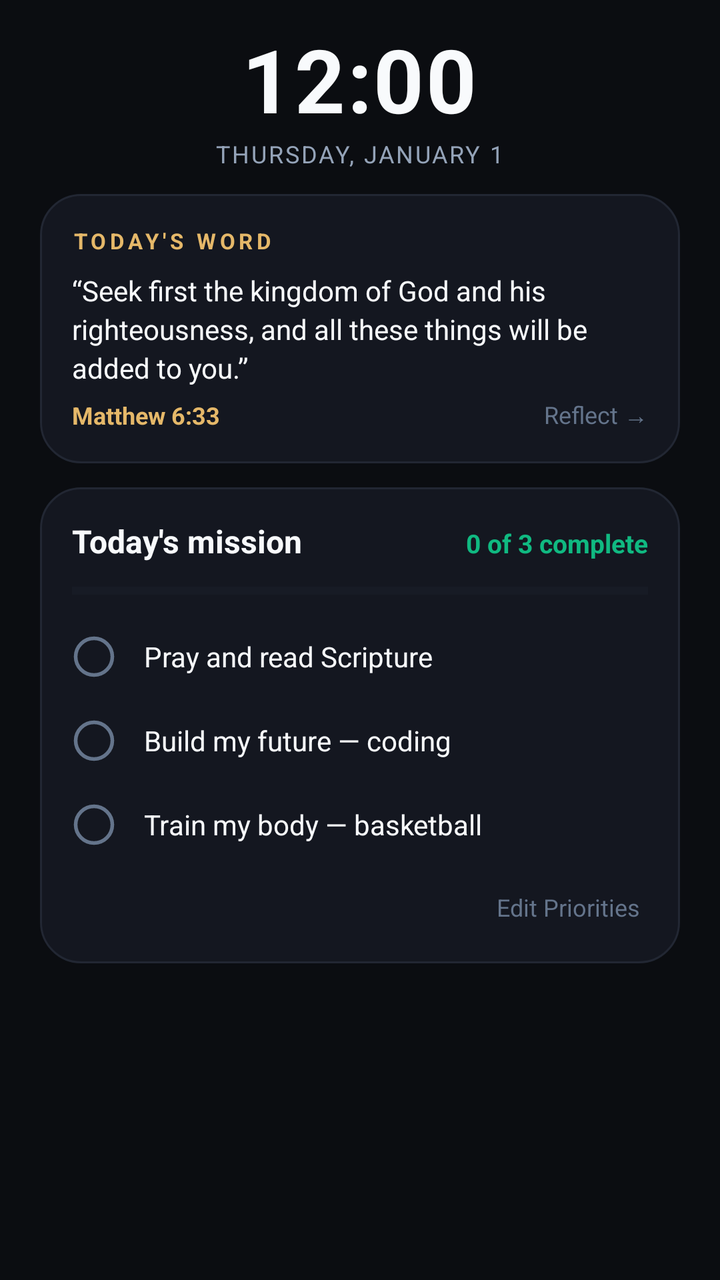
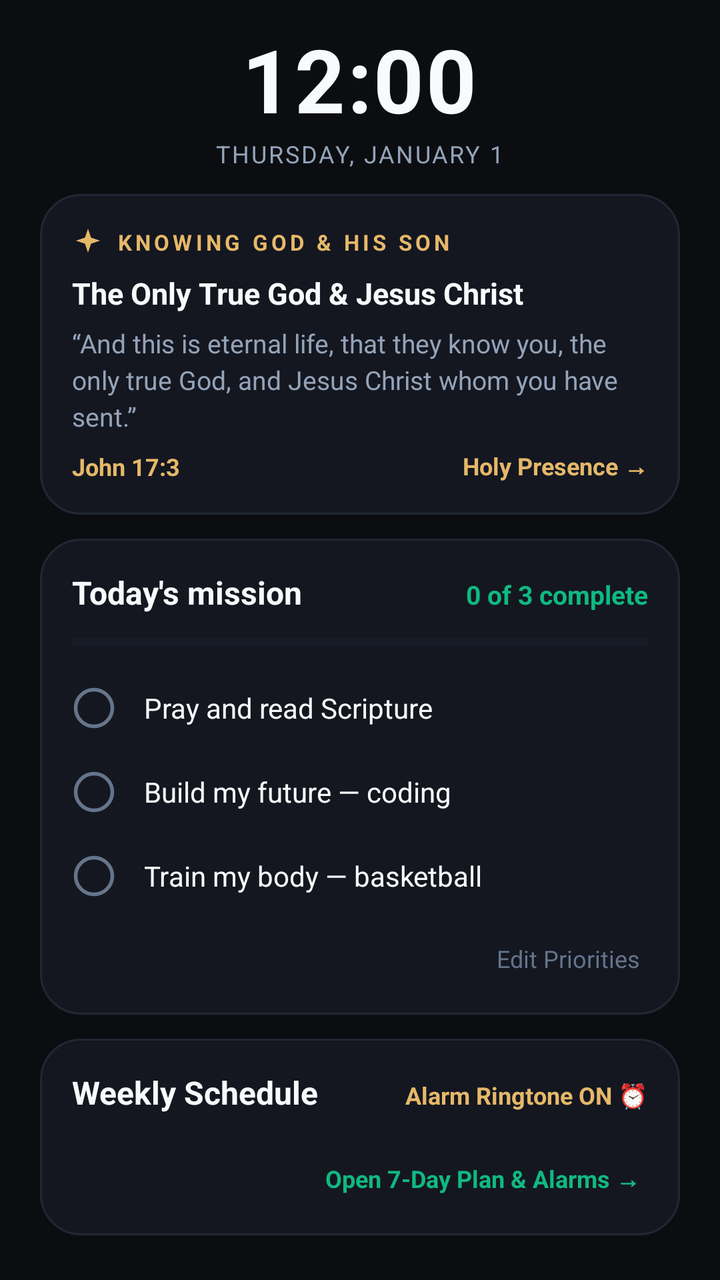

Screens rendered from an Android XML layout before and after an edit, with the pre-edit source and the edit as a unified diff.
<!-- AndroidManifest.xml: application theme Theme.NYIRABYOLife -->
<!-- res/layout/page_home_daily.xml -->
<?xml version="1.0" encoding="utf-8"?>
<androidx.core.widget.NestedScrollView xmlns:android="http://schemas.android.com/apk/res/android"
    xmlns:app="http://schemas.android.com/apk/res-auto"
    android:layout_width="match_parent"
    android:layout_height="match_parent"
    android:fillViewport="true"
    android:overScrollMode="never"
    android:scrollbars="none">

    <LinearLayout
        android:layout_width="match_parent"
        android:layout_height="wrap_content"
        android:orientation="vertical"
        android:paddingHorizontal="20dp"
        android:paddingTop="8dp"
        android:paddingBottom="24dp">

        
        <LinearLayout
            android:layout_width="match_parent"
            android:layout_height="wrap_content"
            android:orientation="vertical"
            android:gravity="center"
            android:layout_marginTop="2dp"
            android:layout_marginBottom="12dp">

            <TextClock
                android:id="@+id/textClockTime"
                android:layout_width="wrap_content"
                android:layout_height="wrap_content"
                android:format12Hour="hh:mm"
                android:format24Hour="HH:mm"
                android:textColor="@color/text_primary"
                android:textSize="44sp"
                android:textStyle="bold"
                android:letterSpacing="0.02" />

            <TextClock
                android:id="@+id/textClockDate"
                android:layout_width="wrap_content"
                android:layout_height="wrap_content"
                android:format12Hour="EEEE, MMMM d"
                android:format24Hour="EEEE, MMMM d"
                android:textColor="@color/text_secondary"
                android:textSize="12sp"
                android:letterSpacing="0.08"
                android:textAllCaps="true" />
        </LinearLayout>

        
        <androidx.constraintlayout.widget.ConstraintLayout
            android:id="@+id/cardTodayWord"
            android:layout_width="match_parent"
            android:layout_height="wrap_content"
            android:background="@drawable/card_background"
            android:padding="16dp"
            android:layout_marginBottom="12dp"
            android:foreground="?attr/selectableItemBackground">

            <TextView
                android:id="@+id/lblWordBadge"
                android:layout_width="wrap_content"
                android:layout_height="wrap_content"
                android:text="TODAY'S WORD"
                android:textColor="@color/gold_primary"
                android:textSize="11sp"
                android:textStyle="bold"
                android:letterSpacing="0.18"
                app:layout_constraintTop_toTopOf="parent"
                app:layout_constraintStart_toStartOf="parent" />

            <TextView
                android:id="@+id/tvVerseText"
                android:layout_width="0dp"
                android:layout_height="wrap_content"
                android:layout_marginTop="8dp"
                android:text="“Seek first the kingdom of God and his righteousness, and all these things will be added to you.”"
                android:textColor="@color/text_primary"
                android:textSize="14sp"
                android:lineSpacingExtra="3dp"
                android:textStyle="normal"
                app:layout_constraintTop_toBottomOf="@id/lblWordBadge"
                app:layout_constraintStart_toStartOf="parent"
                app:layout_constraintEnd_toEndOf="parent" />

            <TextView
                android:id="@+id/tvVerseRef"
                android:layout_width="wrap_content"
                android:layout_height="wrap_content"
                android:layout_marginTop="6dp"
                android:text="Matthew 6:33"
                android:textColor="@color/gold_primary"
                android:textSize="12sp"
                android:textStyle="bold"
                app:layout_constraintTop_toBottomOf="@id/tvVerseText"
                app:layout_constraintStart_toStartOf="parent" />

            <TextView
                android:id="@+id/tvReflectPrompt"
                android:layout_width="wrap_content"
                android:layout_height="wrap_content"
                android:text="Reflect →"
                android:textColor="@color/text_tertiary"
                android:textSize="12sp"
                app:layout_constraintBottom_toBottomOf="@id/tvVerseRef"
                app:layout_constraintEnd_toEndOf="parent" />
        </androidx.constraintlayout.widget.ConstraintLayout>

        
        <androidx.constraintlayout.widget.ConstraintLayout
            android:id="@+id/cardTodayMission"
            android:layout_width="match_parent"
            android:layout_height="wrap_content"
            android:background="@drawable/card_background"
            android:padding="16dp"
            android:layout_marginBottom="12dp">

            <TextView
                android:id="@+id/lblMissionHeader"
                android:layout_width="wrap_content"
                android:layout_height="wrap_content"
                android:text="Today's mission"
                android:textColor="@color/text_primary"
                android:textSize="16sp"
                android:textStyle="bold"
                app:layout_constraintTop_toTopOf="parent"
                app:layout_constraintStart_toStartOf="parent" />

            <TextView
                android:id="@+id/tvMissionCounter"
                android:layout_width="wrap_content"
                android:layout_height="wrap_content"
                android:text="0 of 3 complete"
                android:textColor="@color/emerald_accent"
                android:textSize="13sp"
                android:textStyle="bold"
                app:layout_constraintBaseline_toBaselineOf="@id/lblMissionHeader"
                app:layout_constraintEnd_toEndOf="parent" />

            
            <ProgressBar
                android:id="@+id/progressBarMissions"
                style="?android:attr/progressBarStyleHorizontal"
                android:layout_width="0dp"
                android:layout_height="4dp"
                android:layout_marginTop="12dp"
                android:max="3"
                android:progress="0"
                android:progressTint="@color/emerald_accent"
                android:progressBackgroundTint="@color/border_subtle"
                app:layout_constraintTop_toBottomOf="@id/lblMissionHeader"
                app:layout_constraintStart_toStartOf="parent"
                app:layout_constraintEnd_toEndOf="parent" />

            
            <LinearLayout
                android:id="@+id/rowMission1"
                android:layout_width="match_parent"
                android:layout_height="wrap_content"
                android:orientation="horizontal"
                android:gravity="center_vertical"
                android:paddingVertical="10dp"
                android:layout_marginTop="10dp"
                android:foreground="?attr/selectableItemBackground"
                app:layout_constraintTop_toBottomOf="@id/progressBarMissions">

                <ImageView
                    android:id="@+id/ivCheck1"
                    android:layout_width="22dp"
                    android:layout_height="22dp"
                    android:src="@drawable/ic_circle_outline"
                    app:tint="@color/text_tertiary"
                    android:contentDescription="Check" />

                <TextView
                    android:id="@+id/tvMissionTitle1"
                    android:layout_width="0dp"
                    android:layout_height="wrap_content"
                    android:layout_weight="1"
                    android:layout_marginStart="14dp"
                    android:text="Pray and read Scripture"
                    android:textColor="@color/text_primary"
                    android:textSize="14sp" />
            </LinearLayout>

            
            <LinearLayout
                android:id="@+id/rowMission2"
                android:layout_width="match_parent"
                android:layout_height="wrap_content"
                android:orientation="horizontal"
                android:gravity="center_vertical"
                android:paddingVertical="10dp"
                android:foreground="?attr/selectableItemBackground"
                app:layout_constraintTop_toBottomOf="@id/rowMission1">

                <ImageView
                    android:id="@+id/ivCheck2"
                    android:layout_width="22dp"
                    android:layout_height="22dp"
                    android:src="@drawable/ic_circle_outline"
                    app:tint="@color/text_tertiary"
                    android:contentDescription="Check" />

                <TextView
                    android:id="@+id/tvMissionTitle2"
                    android:layout_width="0dp"
                    android:layout_height="wrap_content"
                    android:layout_weight="1"
                    android:layout_marginStart="14dp"
                    android:text="Build my future — coding"
                    android:textColor="@color/text_primary"
                    android:textSize="14sp" />
            </LinearLayout>

            
            <LinearLayout
                android:id="@+id/rowMission3"
                android:layout_width="match_parent"
                android:layout_height="wrap_content"
                android:orientation="horizontal"
                android:gravity="center_vertical"
                android:paddingVertical="10dp"
                android:foreground="?attr/selectableItemBackground"
                app:layout_constraintTop_toBottomOf="@id/rowMission2">

                <ImageView
                    android:id="@+id/ivCheck3"
                    android:layout_width="22dp"
                    android:layout_height="22dp"
                    android:src="@drawable/ic_circle_outline"
                    app:tint="@color/text_tertiary"
                    android:contentDescription="Check" />

                <TextView
                    android:id="@+id/tvMissionTitle3"
                    android:layout_width="0dp"
                    android:layout_height="wrap_content"
                    android:layout_weight="1"
                    android:layout_marginStart="14dp"
                    android:text="Train my body — basketball"
                    android:textColor="@color/text_primary"
                    android:textSize="14sp" />
            </LinearLayout>

            <TextView
                android:id="@+id/btnEditMissions"
                android:layout_width="wrap_content"
                android:layout_height="wrap_content"
                android:layout_marginTop="8dp"
                android:text="Edit Priorities"
                android:textColor="@color/text_tertiary"
                android:textSize="12sp"
                android:padding="4dp"
                app:layout_constraintTop_toBottomOf="@id/rowMission3"
                app:layout_constraintEnd_toEndOf="parent" />
        </androidx.constraintlayout.widget.ConstraintLayout>

    </LinearLayout>
</androidx.core.widget.NestedScrollView>
<!-- resources referenced by this layout -->
<resources>
  <color name="border_subtle">#222733</color>
  <color name="emerald_accent">#10B981</color>
  <color name="gold_primary">#E5B869</color>
  <color name="text_primary">#F8FAFC</color>
  <color name="text_secondary">#94A3B8</color>
  <color name="text_tertiary">#64748B</color>
  <!-- drawable card_background (drawable) -->
  <?xml version="1.0" encoding="utf-8"?>
  <shape xmlns:android="http://schemas.android.com/apk/res/android"
      android:shape="rectangle">
      <corners android:radius="20dp" />
      <solid android:color="@color/bg_card" />
      <stroke
          android:width="1dp"
          android:color="@color/border_subtle" />
  </shape>
  <!-- drawable ic_circle_outline (drawable) -->
  <vector xmlns:android="http://schemas.android.com/apk/res/android"
      android:width="24dp"
      android:height="24dp"
      android:viewportWidth="24"
      android:viewportHeight="24">
    <path
        android:strokeColor="@color/text_tertiary"
        android:strokeWidth="2"
        android:pathData="M12,2A10,10 0 1,0 12,22A10,10 0 1,0 12,2Z"/>
  </vector>
  <style name="Theme.NYIRABYOLife" parent="Theme.MaterialComponents.DayNight.NoActionBar">
          <item name="colorPrimary">@color/gold_primary</item>
          <item name="colorPrimaryVariant">@color/gold_dark</item>
          <item name="colorOnPrimary">@color/bg_dark</item>
          <item name="colorSecondary">@color/emerald_accent</item>
          <item name="colorSecondaryVariant">@color/emerald_dark</item>
          <item name="colorOnSecondary">@color/white</item>
          <item name="android:colorBackground">@color/bg_dark</item>
          <item name="colorSurface">@color/bg_card</item>
          <item name="colorOnSurface">@color/text_primary</item>
          <item name="android:statusBarColor">@color/bg_dark</item>
          <item name="android:navigationBarColor">@color/bg_dark</item>
          <item name="android:windowLightStatusBar" tools:targetApi="m">false</item>
          <item name="android:windowLightNavigationBar" tools:targetApi="o_mr1">false</item>
      </style>
  <color name="bg_card">#141720</color>
  <color name="gold_dark">#B88E3E</color>
  <color name="bg_dark">#0B0D11</color>
  <color name="emerald_dark">#059669</color>
  <color name="white">#FFFFFFFF</color>
</resources>

<!-- the commit's change to res/layout/page_home_daily.xml (unified diff, before → after) -->
@@ -57,38 +57,62 @@
             android:layout_marginBottom="12dp"
             android:foreground="?attr/selectableItemBackground">
 
+            <ImageView
+                android:id="@+id/ivSparkleGod"
+                android:layout_width="16dp"
+                android:layout_height="16dp"
+                android:src="@drawable/ic_sparkle"
+                app:tint="@color/gold_primary"
+                android:contentDescription="Celestial Light"
+                app:layout_constraintTop_toTopOf="parent"
+                app:layout_constraintStart_toStartOf="parent" />
+
             <TextView
                 android:id="@+id/lblWordBadge"
                 android:layout_width="wrap_content"
                 android:layout_height="wrap_content"
-                android:text="TODAY'S WORD"
+                android:layout_marginStart="6dp"
+                android:text="KNOWING GOD &amp; HIS SON"
                 android:textColor="@color/gold_primary"
                 android:textSize="11sp"
                 android:textStyle="bold"
-                android:letterSpacing="0.18"
-                app:layout_constraintTop_toTopOf="parent"
-                app:layout_constraintStart_toStartOf="parent" />
+                android:letterSpacing="0.16"
+                app:layout_constraintTop_toTopOf="@id/ivSparkleGod"
+                app:layout_constraintBottom_toBottomOf="@id/ivSparkleGod"
+                app:layout_constraintStart_toEndOf="@id/ivSparkleGod" />
+
+            <TextView
+                android:id="@+id/tvRevelationTitle"
+                android:layout_width="0dp"
+                android:layout_height="wrap_content"
+                android:layout_marginTop="8dp"
+                android:text="The Only True God &amp; Jesus Christ"
+                android:textColor="@color/text_primary"
+                android:textSize="15sp"
+                android:textStyle="bold"
+                app:layout_constraintTop_toBottomOf="@id/lblWordBadge"
+                app:layout_constraintStart_toStartOf="parent"
+                app:layout_constraintEnd_toEndOf="parent" />
 
             <TextView
                 android:id="@+id/tvVerseText"
                 android:layout_width="0dp"
                 android:layout_height="wrap_content"
+                android:layout_marginTop="6dp"
+                android:text="“And this is eternal life, that they know you, the only true God, and Jesus Christ whom you have sent.”"
+                android:textColor="@color/text_secondary"
+                android:textSize="13sp"
+                android:lineSpacingExtra="3dp"
+                app:layout_constraintTop_toBottomOf="@id/tvRevelationTitle"
+                app:layout_constraintStart_toStartOf="parent"
+                app:layout_constraintEnd_toEndOf="parent" />
+
+            <TextView
+                android:id="@+id/tvVerseRef"
+                android:layout_width="wrap_content"
+                android:layout_height="wrap_content"
                 android:layout_marginTop="8dp"
-                android:text="“Seek first the kingdom of God and his righteousness, and all these things will be added to you.”"
-                android:textColor="@color/text_primary"
-                android:textSize="14sp"
-                android:lineSpacingExtra="3dp"
-                android:textStyle="normal"
-                app:layout_constraintTop_toBottomOf="@id/lblWordBadge"
-                app:layout_constraintStart_toStartOf="parent"
-                app:layout_constraintEnd_toEndOf="parent" />
-
-            <TextView
-                android:id="@+id/tvVerseRef"
-                android:layout_width="wrap_content"
-                android:layout_height="wrap_content"
-                android:layout_marginTop="6dp"
-                android:text="Matthew 6:33"
+                android:text="John 17:3"
                 android:textColor="@color/gold_primary"
                 android:textSize="12sp"
                 android:textStyle="bold"
@@ -99,9 +123,10 @@
                 android:id="@+id/tvReflectPrompt"
                 android:layout_width="wrap_content"
                 android:layout_height="wrap_content"
-                android:text="Reflect →"
-                android:textColor="@color/text_tertiary"
-                android:textSize="12sp"
+                android:text="Holy Presence →"
+                android:textColor="@color/gold_primary"
+                android:textSize="12sp"
+                android:textStyle="bold"
                 app:layout_constraintBottom_toBottomOf="@id/tvVerseRef"
                 app:layout_constraintEnd_toEndOf="parent" />
         </androidx.constraintlayout.widget.ConstraintLayout>
@@ -256,5 +281,100 @@
                 app:layout_constraintEnd_toEndOf="parent" />
         </androidx.constraintlayout.widget.ConstraintLayout>
 
+        
+        <androidx.constraintlayout.widget.ConstraintLayout
+            android:id="@+id/cardWeeklyPlanLauncher"
+            android:layout_width="match_parent"
+            android:layout_height="wrap_content"
+            android:background="@drawable/card_background"
+            android:padding="16dp"
+            android:layout_marginBottom="12dp">
+
+            
+            <LinearLayout
+                android:id="@+id/layoutSundayLauncherBadge"
+                android:layout_width="match_parent"
+                android:layout_height="wrap_content"
+                android:orientation="horizontal"
+                android:gravity="center_vertical"
+                android:background="@drawable/card_background_elevated"
+                android:paddingHorizontal="12dp"
+                android:paddingVertical="8dp"
+                android:layout_marginBottom="10dp"
+                android:visibility="gone"
+                app:layout_constraintTop_toTopOf="parent">
+
+                <ImageView
+                    android:layout_width="16dp"
+                    android:layout_height="16dp"
+                    android:src="@drawable/ic_calendar"
+                    app:tint="@color/gold_primary"
+                    android:contentDescription="Sunday Ritual" />
+
+                <TextView
+                    android:layout_width="0dp"
+                    android:layout_height="wrap_content"
+                    android:layout_weight="1"
+                    android:layout_marginStart="8dp"
+                    android:text="SUNDAY PLANNING DAY • Set Weekly Alarms"
+                    android:textColor="@color/gold_primary"
+                    android:textSize="11sp"
+                    android:textStyle="bold"
+                    android:letterSpacing="0.08" />
+
+                <TextView
+                    android:layout_width="wrap_content"
+                    android:layout_height="wrap_content"
+                    android:text="Plan →"
+                    android:textColor="@color/emerald_accent"
+                    android:textSize="11sp"
+                    android:textStyle="bold" />
+            </LinearLayout>
+
+            <TextView
+                android:id="@+id/lblWeeklyPlanHeader"
+                android:layout_width="wrap_content"
+                android:layout_height="wrap_content"
+                android:text="Weekly Schedule"
+                android:textColor="@color/text_primary"
+                android:textSize="16sp"
+                android:textStyle="bold"
+                app:layout_constraintTop_toBottomOf="@id/layoutSundayLauncherBadge"
+                app:layout_constraintStart_toStartOf="parent" />
+
+            <TextView
+                android:id="@+id/tvNextAlarmBadge"
+                android:layout_width="wrap_content"
+                android:layout_height="wrap_content"
+                android:text="Alarm Ringtone ON ⏰"
+                android:textColor="@color/gold_primary"
+                android:textSize="12sp"
+                android:textStyle="bold"
+                app:layout_constraintBaseline_toBaselineOf="@id/lblWeeklyPlanHeader"
+                app:layout_constraintEnd_toEndOf="parent" />
+
+            
+            <LinearLayout
+                android:id="@+id/layoutWeeklyTasksPreview"
+                android:layout_width="match_parent"
+                android:layout_height="wrap_content"
+                android:orientation="vertical"
+                android:layout_marginTop="10dp"
+                app:layout_constraintTop_toBottomOf="@id/lblWeeklyPlanHeader" />
+
+            <TextView
+                android:id="@+id/btnOpenWeeklyPlan"
+                android:layout_width="wrap_content"
+                android:layout_height="wrap_content"
+                android:layout_marginTop="10dp"
+                android:text="Open 7-Day Plan &amp; Alarms →"
+                android:textColor="@color/emerald_accent"
+                android:textSize="12sp"
+                android:textStyle="bold"
+                android:padding="4dp"
+                app:layout_constraintTop_toBottomOf="@id/layoutWeeklyTasksPreview"
+                app:layout_constraintEnd_toEndOf="parent" />
+        </androidx.constraintlayout.widget.ConstraintLayout>
+
     </LinearLayout>
 </androidx.core.widget.NestedScrollView>
<!-- resource entries referenced after the edit -->
@@ -16,6 +16,26 @@
           android:width="1dp"
           android:color="@color/border_subtle" />
   </shape>
+  <!-- drawable card_background_elevated (drawable) -->
+  <?xml version="1.0" encoding="utf-8"?>
+  <shape xmlns:android="http://schemas.android.com/apk/res/android"
+      android:shape="rectangle">
+      <corners android:radius="20dp" />
+      <solid android:color="@color/bg_card_elevated" />
+      <stroke
+          android:width="1dp"
+          android:color="@color/border_subtle" />
+  </shape>
+  <!-- drawable ic_calendar (drawable) -->
+  <vector xmlns:android="http://schemas.android.com/apk/res/android"
+      android:width="24dp"
+      android:height="24dp"
+      android:viewportWidth="24"
+      android:viewportHeight="24">
+    <path
+        android:fillColor="@android:color/white"
+        android:pathData="M19,4h-1V2h-2v2H8V2H6v2H5c-1.11,0 -1.99,0.9 -1.99,2L3,20c0,1.1 0.89,2 2,2h14c1.1,0 2,-0.9 2,-2V6c0,-1.1 -0.9,-2 -2,-2zM19,20H5V9h14v11zM7,11h5v5H7v-5z"/>
+  </vector>
   <!-- drawable ic_circle_outline (drawable) -->
   <vector xmlns:android="http://schemas.android.com/apk/res/android"
       android:width="24dp"
@@ -26,6 +46,16 @@
         android:strokeColor="@color/text_tertiary"
         android:strokeWidth="2"
         android:pathData="M12,2A10,10 0 1,0 12,22A10,10 0 1,0 12,2Z"/>
+  </vector>
+  <!-- drawable ic_sparkle (drawable) -->
+  <vector xmlns:android="http://schemas.android.com/apk/res/android"
+      android:width="24dp"
+      android:height="24dp"
+      android:viewportWidth="24"
+      android:viewportHeight="24">
+    <path
+        android:fillColor="@android:color/white"
+        android:pathData="M12,2L14.26,8.74L21,11L14.26,13.26L12,20L9.74,13.26L3,11L9.74,8.74L12,2Z"/>
   </vector>
   <style name="Theme.NYIRABYOLife" parent="Theme.MaterialComponents.DayNight.NoActionBar">
           <item name="colorPrimary">@color/gold_primary</item>
@@ -43,6 +73,7 @@
           <item name="android:windowLightNavigationBar" tools:targetApi="o_mr1">false</item>
       </style>
   <color name="bg_card">#141720</color>
+  <color name="bg_card_elevated">#1B202B</color>
   <color name="gold_dark">#B88E3E</color>
   <color name="bg_dark">#0B0D11</color>
   <color name="emerald_dark">#059669</color>
